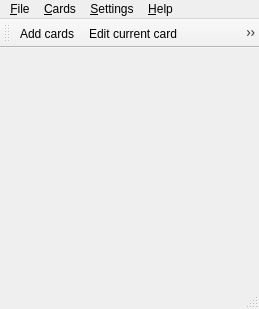
Old version of the form mnemosyne/mnemosyne/pyqt_ui/main_window.ui in the repository vasvlad/pomni.
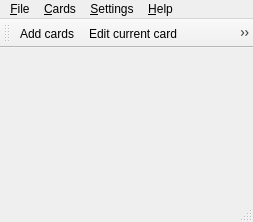
New version of the form. Icons and pictures are not drawn.

Patch:
```diff
--- a/mnemosyne/mnemosyne/pyqt_ui/main_window.ui
+++ b/mnemosyne/mnemosyne/pyqt_ui/main_window.ui
@@ -6,8 +6,8 @@
    <rect>
     <x>0</x>
     <y>0</y>
-    <width>259</width>
-    <height>309</height>
+    <width>253</width>
+    <height>222</height>
    </rect>
   </property>
   <property name="sizePolicy">
@@ -29,7 +29,7 @@
     <rect>
      <x>0</x>
      <y>0</y>
-     <width>259</width>
+     <width>253</width>
      <height>24</height>
     </rect>
    </property>
```
Left out of the diff: 2 changed lines with no effect on the pictures.
